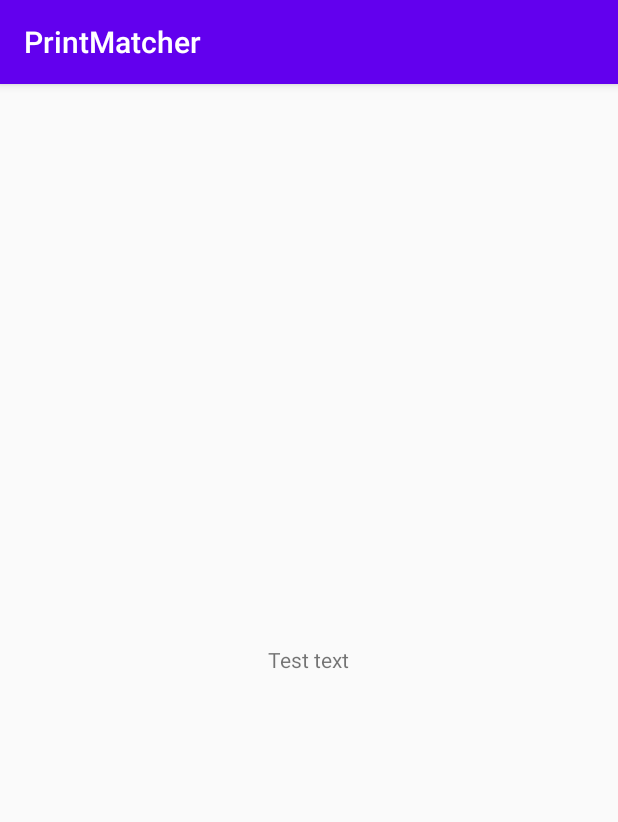
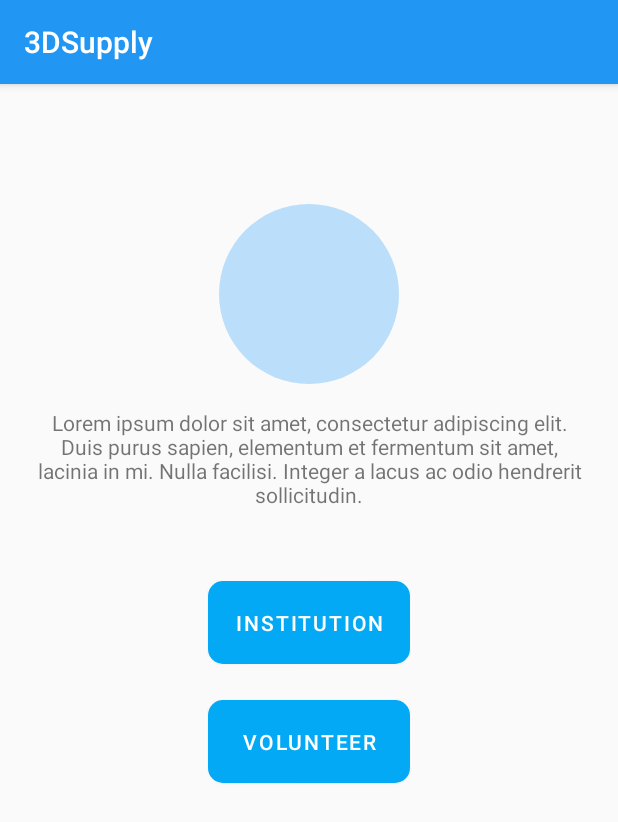
Before and after one commit to admenva/coronallama, an Android app: the screen it shows after launch (MainActivity), on a phone screen of 412 x 824 dp. Shown: the top 822 px of the screen. Run offline under Robolectric (Android 15) with nearby library versions, the phone set to English and light mode, and no system bars; our stand-ins replace Dagger/Hilt's generated code; 1 statement that could not run was skipped.

Commit message:
Implement Start page

```diff
--- a/android/app/build.gradle
+++ b/android/app/build.gradle
@@ -30,6 +30,7 @@ dependencies {
     implementation 'androidx.core:core-ktx:1.2.0'
     implementation 'androidx.appcompat:appcompat:1.1.0'
     implementation 'androidx.constraintlayout:constraintlayout:1.1.3'
+    implementation "com.google.android.material:material:$rootProject.materialVersion"
 
     implementation 'com.google.dagger:dagger-android-support:2.22.1'
     implementation 'com.google.dagger:dagger:2.24'
--- a/android/app/src/main/java/com/threed/printmatcher/activity/main/MainActivity.kt
+++ b/android/app/src/main/java/com/threed/printmatcher/activity/main/MainActivity.kt
@@ -2,7 +2,7 @@ package com.threed.printmatcher.activity.main
 
 import android.os.Bundle
 import com.threed.printmatcher.R
-import com.threed.printmatcher.fragment.mainpage.MainPageFragment
+import com.threed.printmatcher.fragment.main.StartFragment
 import dagger.android.support.DaggerAppCompatActivity
 
 class MainActivity : DaggerAppCompatActivity() {
@@ -16,7 +16,7 @@ class MainActivity : DaggerAppCompatActivity() {
     private fun addInitialFragment() {
         supportFragmentManager
             .beginTransaction()
-            .replace(R.id.fragment_holder, MainPageFragment(), "tag")
+            .replace(R.id.fragment_holder, StartFragment(), "tag")
             .addToBackStack("tag")
             .commit()
     }
--- a/android/app/src/main/java/com/threed/printmatcher/fragment/di/FragmentBinderModule.kt
+++ b/android/app/src/main/java/com/threed/printmatcher/fragment/di/FragmentBinderModule.kt
@@ -1,7 +1,7 @@
 package com.threed.printmatcher.fragment.di
 
-import com.threed.printmatcher.fragment.mainpage.MainPageFragment
-import com.threed.printmatcher.fragment.mainpage.di.MainPageFragmentModule
+import com.threed.printmatcher.fragment.main.StartFragment
+import com.threed.printmatcher.fragment.main.di.MainPageFragmentModule
 import dagger.Module
 import dagger.android.ContributesAndroidInjector
 
@@ -10,5 +10,5 @@ abstract class FragmentBinderModule {
 
     @ContributesAndroidInjector(modules = [MainPageFragmentModule::class])
     @FragmentScope
-    abstract fun provideMainPageFragment(): MainPageFragment
+    abstract fun provideMainPageFragment(): StartFragment
 }
--- /dev/null
+++ b/android/app/src/main/java/com/threed/printmatcher/fragment/main/StartFragment.kt
@@ -0,0 +1,19 @@
+package com.threed.printmatcher.fragment.main
+
+import android.os.Bundle
+import android.view.LayoutInflater
+import android.view.View
+import android.view.ViewGroup
+import com.threed.printmatcher.R
+import dagger.android.support.DaggerFragment
+
+class StartFragment : DaggerFragment() {
+
+    override fun onCreateView(
+        inflater: LayoutInflater,
+        container: ViewGroup?,
+        savedInstanceState: Bundle?
+    ): View? {
+        return inflater.inflate(R.layout.fragment_start, container, false)
+    }
+}
--- a/android/app/src/main/java/com/threed/printmatcher/fragment/mainpage/di/MainPageFragmentModule.kt
+++ b/android/app/src/main/java/com/threed/printmatcher/fragment/main/di/MainPageFragmentModule.kt
@@ -1,4 +1,4 @@
-package com.threed.printmatcher.fragment.mainpage.di
+package com.threed.printmatcher.fragment.main.di
 
 import dagger.Module
 
--- a/android/app/src/main/java/com/threed/printmatcher/fragment/mainpage/MainPageFragment.kt
+++ /dev/null
@@ -1,15 +0,0 @@
-package com.threed.printmatcher.fragment.mainpage
-
-import android.os.Bundle
-import android.view.LayoutInflater
-import android.view.View
-import android.view.ViewGroup
-import com.threed.printmatcher.R
-import dagger.android.support.DaggerFragment
-
-class MainPageFragment : DaggerFragment() {
-
-    override fun onCreateView(inflater: LayoutInflater, container: ViewGroup?, savedInstanceState: Bundle?): View? {
-        return inflater.inflate(R.layout.fragment_main_page, container, false)
-    }
-}
--- /dev/null
+++ b/android/app/src/main/res/drawable/bg_circle.xml
@@ -0,0 +1,9 @@
+<?xml version="1.0" encoding="utf-8"?>
+<selector xmlns:android="http://schemas.android.com/apk/res/android">
+    <item>
+        <shape android:shape="oval">
+            <solid android:color="@color/colorPrimaryLight" />
+            <corners android:radius="60dp" />
+        </shape>
+    </item>
+</selector>
--- /dev/null
+++ b/android/app/src/main/res/drawable/bg_primary_btn.xml
@@ -0,0 +1,9 @@
+<?xml version="1.0" encoding="utf-8"?>
+<selector xmlns:android="http://schemas.android.com/apk/res/android">
+    <item>
+        <shape android:shape="rectangle">
+            <solid android:color="@color/colorAccent" />
+            <corners android:radius="10dp" />
+        </shape>
+    </item>
+</selector>
--- a/android/app/src/main/res/layout/fragment_main_page.xml
+++ /dev/null
@@ -1,13 +0,0 @@
-<?xml version="1.0" encoding="utf-8"?>
-<RelativeLayout xmlns:android="http://schemas.android.com/apk/res/android"
-    android:layout_width="match_parent"
-    android:layout_height="match_parent">
-
-    <TextView
-        android:layout_width="wrap_content"
-        android:layout_height="wrap_content"
-        android:layout_centerInParent="true"
-        android:text="Test text" />
-
-
-</RelativeLayout>
--- /dev/null
+++ b/android/app/src/main/res/layout/fragment_start.xml
@@ -0,0 +1,60 @@
+<?xml version="1.0" encoding="utf-8"?>
+<androidx.constraintlayout.widget.ConstraintLayout xmlns:android="http://schemas.android.com/apk/res/android"
+    xmlns:app="http://schemas.android.com/apk/res-auto"
+    android:layout_width="match_parent"
+    android:layout_height="match_parent"
+    android:paddingStart="@dimen/_24"
+    android:paddingEnd="@dimen/_24">
+
+    <androidx.constraintlayout.widget.Guideline
+        android:id="@+id/guideline"
+        android:layout_width="wrap_content"
+        android:layout_height="wrap_content"
+        android:orientation="horizontal"
+        app:layout_constraintGuide_begin="80dp" />
+
+    <ImageView
+        android:id="@+id/logo"
+        android:layout_width="120dp"
+        android:layout_height="0dp"
+        android:layout_marginBottom="@dimen/_16"
+        android:background="@drawable/bg_circle"
+        app:layout_constraintDimensionRatio="w,1:1"
+        app:layout_constraintEnd_toEndOf="parent"
+        app:layout_constraintStart_toStartOf="parent"
+        app:layout_constraintTop_toTopOf="@id/guideline" />
+
+    <TextView
+        android:id="@+id/text"
+        android:layout_width="wrap_content"
+        android:layout_height="wrap_content"
+        android:layout_marginTop="@dimen/_16"
+        android:gravity="center"
+        android:text="@string/start_description"
+        app:layout_constraintEnd_toEndOf="parent"
+        app:layout_constraintStart_toStartOf="parent"
+        app:layout_constraintTop_toBottomOf="@id/logo" />
+
+    <Button
+        android:id="@+id/institution"
+        style="@style/AppTheme.PrimaryBtn"
+        android:layout_width="wrap_content"
+        android:layout_height="wrap_content"
+        android:layout_marginTop="@dimen/_48"
+        android:text="@string/institution"
+        app:layout_constraintEnd_toEndOf="parent"
+        app:layout_constraintStart_toStartOf="parent"
+        app:layout_constraintTop_toBottomOf="@id/text" />
+
+    <Button
+        android:id="@+id/volunteer"
+        style="@style/AppTheme.PrimaryBtn"
+        android:layout_width="0dp"
+        android:layout_height="wrap_content"
+        android:layout_marginTop="@dimen/_24"
+        android:text="@string/volunteer"
+        app:layout_constraintEnd_toEndOf="@id/institution"
+        app:layout_constraintStart_toStartOf="@id/institution"
+        app:layout_constraintTop_toBottomOf="@id/institution" />
+
+</androidx.constraintlayout.widget.ConstraintLayout>
--- a/android/app/src/main/res/values/colors.xml
+++ b/android/app/src/main/res/values/colors.xml
@@ -1,6 +1,11 @@
 <?xml version="1.0" encoding="utf-8"?>
 <resources>
-    <color name="colorPrimary">#6200EE</color>
-    <color name="colorPrimaryDark">#3700B3</color>
-    <color name="colorAccent">#03DAC5</color>
+    <color name="colorPrimaryDark">#1976D2</color>
+    <color name="colorPrimary">#2196F3</color>
+    <color name="colorAccent">#03A9F4</color>
+    <color name="colorPrimaryLight">#BBDEFB</color>
+    <color name="colorText">#FFFFFF</color>
+    <color name="colorDivider">#BDBDBD</color>
+    <color name="textPrimary">#212121</color>
+    <color name="textSecondary">#757575</color>
 </resources>
--- /dev/null
+++ b/android/app/src/main/res/values/dimens.xml
@@ -0,0 +1,8 @@
+<?xml version="1.0" encoding="utf-8"?>
+<resources>
+    <dimen name="_8">8dp</dimen>
+    <dimen name="_16">16dp</dimen>
+    <dimen name="_24">24dp</dimen>
+    <dimen name="_32">32dp</dimen>
+    <dimen name="_48">48dp</dimen>
+</resources>
--- a/android/app/src/main/res/values/strings.xml
+++ b/android/app/src/main/res/values/strings.xml
@@ -1,3 +1,6 @@
 <resources>
-    <string name="app_name">PrintMatcher</string>
+    <string name="app_name">3DSupply</string>
+    <string name="volunteer">Volunteer</string>
+    <string name="institution">Institution</string>
+    <string name="start_description">Lorem ipsum dolor sit amet, consectetur adipiscing elit. Duis purus sapien, elementum et fermentum sit amet, lacinia in mi. Nulla facilisi. Integer a lacus ac odio hendrerit sollicitudin.</string>
 </resources>
--- a/android/app/src/main/res/values/styles.xml
+++ b/android/app/src/main/res/values/styles.xml
@@ -7,4 +7,10 @@
         <item name="colorAccent">@color/colorAccent</item>
     </style>
 
+    <style name="AppTheme.PrimaryBtn" parent="TextAppearance.MaterialComponents.Button">
+        <item name="android:textColor">@color/colorText</item>
+        <item name="android:background">@drawable/bg_primary_btn</item>
+        <item name="android:padding">18dp</item>
+    </style>
+
 </resources>
--- a/android/build.gradle
+++ b/android/build.gradle
@@ -1,12 +1,15 @@
 // Top-level build file where you can add configuration options common to all sub-projects/modules.
 buildscript {
-    ext.kotlin_version = "1.3.61"
+    ext {
+        kotlin_version = "1.3.61"
+        materialVersion = '1.1.0-alpha09'
+    }
     repositories {
         google()
         jcenter()
     }
     dependencies {
-        classpath "com.android.tools.build:gradle:4.0.0-alpha09"
+        classpath "com.android.tools.build:gradle:3.6.1"
         classpath "org.jetbrains.kotlin:kotlin-gradle-plugin:$kotlin_version"
 
         // NOTE: Do not place your application dependencies here; they belong
```
